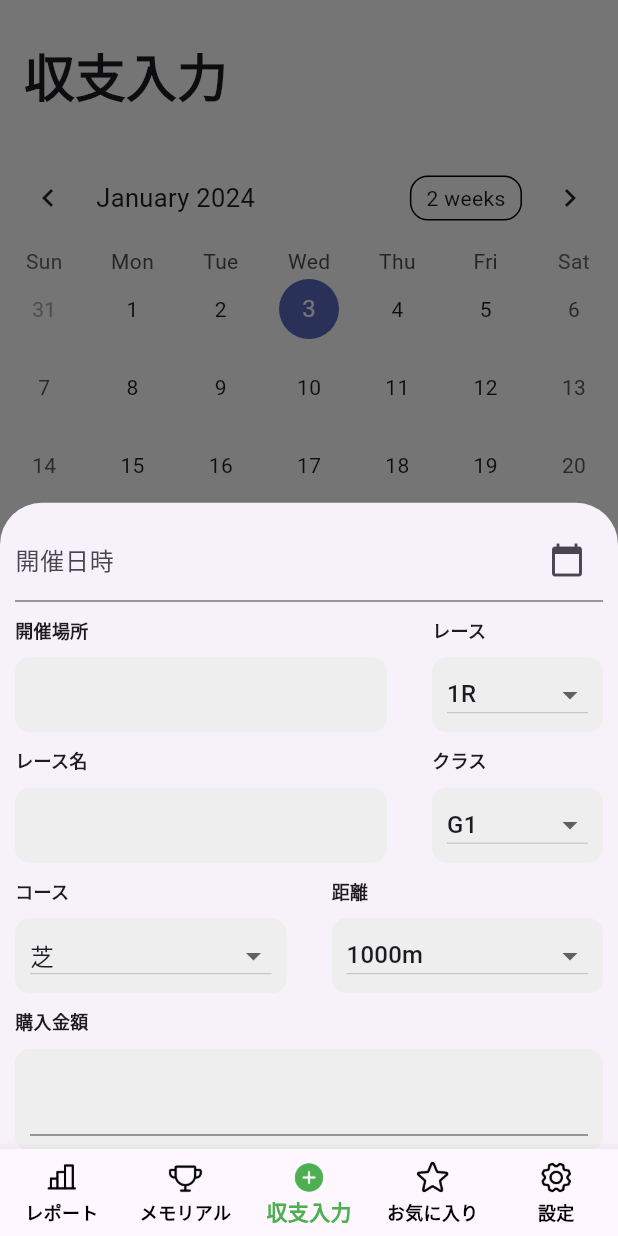
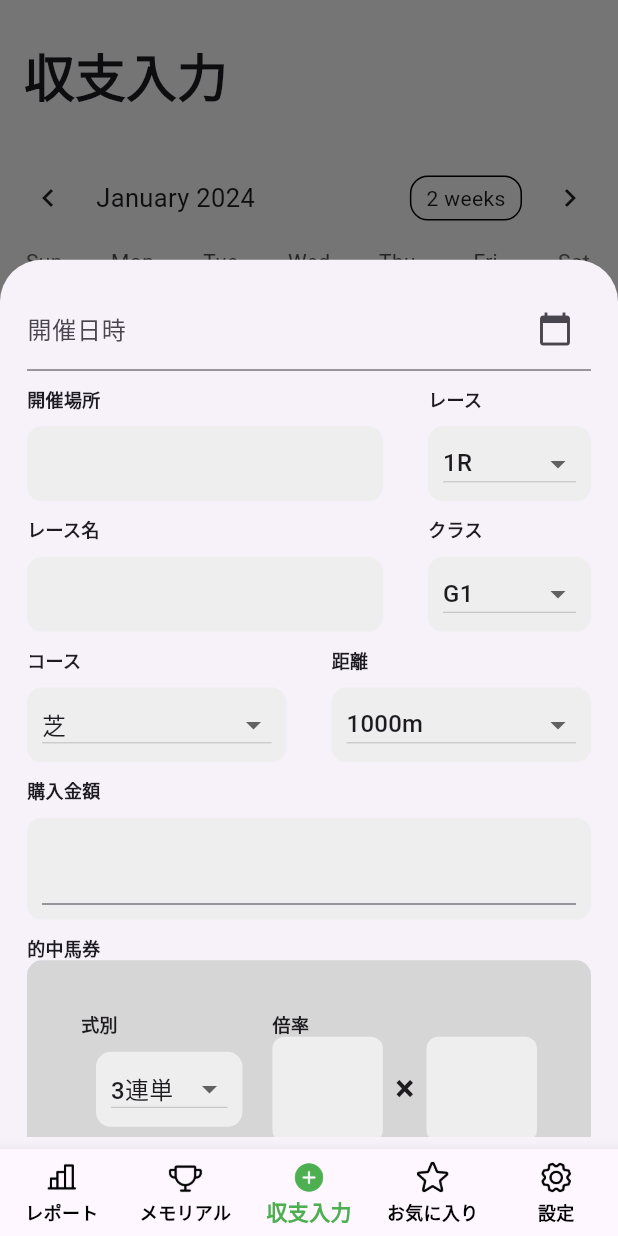
Before and after one commit to scien-inc/horse_racing_app, a Flutter app: the screen it shows after launch, item 3 of the bottom bar chosen, after a tap on "次へ", on a phone screen of 412 x 824 dp. Run offline on Flutter 3.47's test engine with Material 3 defaults, Android fonts, the phone set to English and light mode, and no system bars; drawn by our look-alikes of table_calendar; our stand-ins replace flutter_hooks, image_picker, syncfusion_flutter_charts.

Commit message:
入力画面でキーボード以外をタップするとキーボど閉じるように変更

```diff
--- a/lib/screens/input.dart
+++ b/lib/screens/input.dart
@@ -82,6 +82,7 @@ class _InputScreenState extends State<InputScreen> {
             //width and color
           onPressed: () {
             showModalBottomSheet(
+              isScrollControlled: true,
               context: context,
               builder: (BuildContext context) {
                 return InputOverlay();
--- a/lib/widget/input_screen.dart
+++ b/lib/widget/input_screen.dart
@@ -42,8 +42,11 @@ class _InputOverlayState extends State<InputOverlay> {
 
   @override
   Widget build(BuildContext context) {
-    return Container(
-      height: MediaQuery.of(context).size.height * 0.85,
+    return GestureDetector(
+      onTap: () => primaryFocus?.unfocus(),
+      child:Container(
+        height: MediaQuery.of(context).size.height * 0.7,
+        margin: EdgeInsets.all(8.0),
         decoration: BoxDecoration(
           borderRadius: BorderRadius.circular(20),
         ),
@@ -69,6 +72,7 @@ class _InputOverlayState extends State<InputOverlay> {
             ],
           ),
         ),
+      )
     );
   }
 
```
Lines whose indentation alone changed are shown as unchanged.
